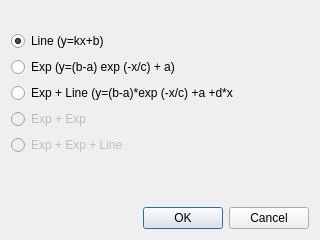
Qt form src/client/selectapproximationdialog.ui (uazure/qLab) before a commit.
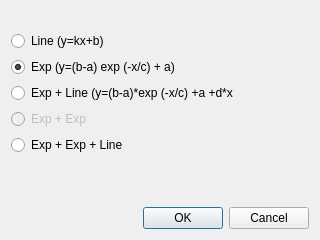
The same form after that commit.

Diff of the .ui file:
```diff
--- a/src/client/selectapproximationdialog.ui
+++ b/src/client/selectapproximationdialog.ui
@@ -26,11 +26,14 @@
    </item>
    <item>
     <widget class="QRadioButton" name="approximation0">
+     <property name="enabled">
+      <bool>true</bool>
+     </property>
      <property name="text">
       <string>Line (y=kx+b)</string>
      </property>
      <property name="checked">
-      <bool>true</bool>
+      <bool>false</bool>
      </property>
     </widget>
    </item>
@@ -39,6 +42,9 @@
      <property name="text">
       <string>Exp (y=(b-a) exp (-x/c) + a)</string>
      </property>
+     <property name="checked">
+      <bool>true</bool>
+     </property>
     </widget>
    </item>
    <item>
@@ -61,7 +67,7 @@
    <item>
     <widget class="QRadioButton" name="approximation4">
      <property name="enabled">
-      <bool>false</bool>
+      <bool>true</bool>
      </property>
      <property name="text">
       <string>Exp + Exp + Line</string>
```
Left out of the diff: 3 changed lines with no effect on the pictures.
